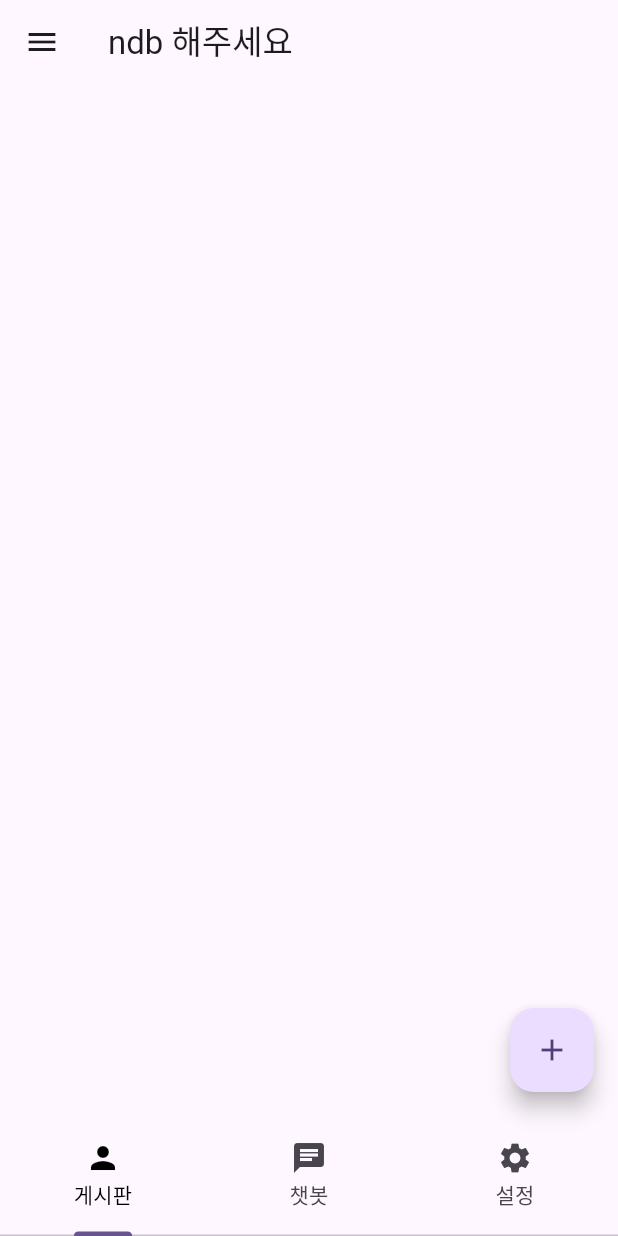
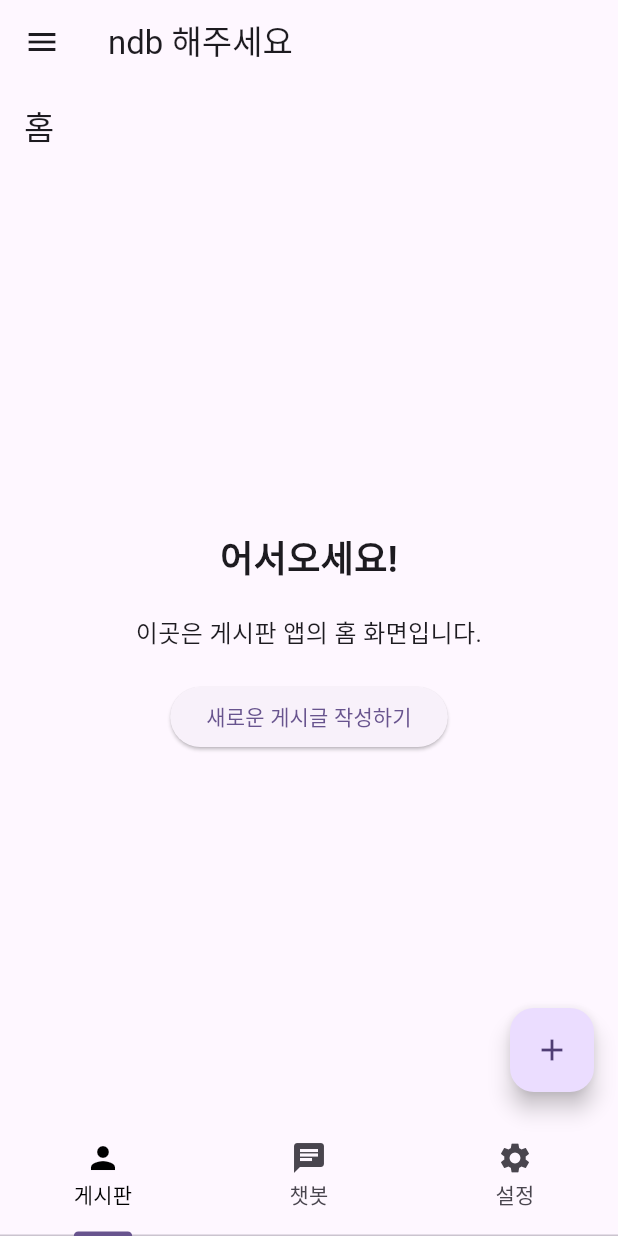
Before and after one commit to lsmlub99/ndbworkreq, a Flutter app: the NBoard screen opened directly, on a phone screen of 412 x 824 dp. Run offline on Flutter 3.47's test engine with Material 3 defaults, Android fonts, the phone set to English and light mode, and no system bars; our stand-ins replace cloud_firestore, firebase_auth, firebase_core, firebase_storage, image_picker; accounts and stored records are empty.

Commit message:
각 부서별 게시판 연동 완료

```diff
--- a/lib/board/home_page.dart
+++ b/lib/board/home_page.dart
@@ -1,99 +1,45 @@
 import 'package:flutter/material.dart';
-import 'package:cloud_firestore/cloud_firestore.dart';
-import '../models/boarddata.dart'; // boarddata.dart 파일을 import합니다.
+import 'editpage.dart'; // 새로운 게시글을 작성하기 위한 페이지를 import합니다.
 
 class HomePage extends StatelessWidget {
   const HomePage({Key? key}) : super(key: key);
 
   @override
   Widget build(BuildContext context) {
-    return StreamBuilder<QuerySnapshot>(
-      stream: BoardData.getPostsStream(), // BoardData 클래스에서 데이터를 가져옵니다.
-      builder: (context, snapshot) {
-        if (!snapshot.hasData) {
-          return const CircularProgressIndicator();
-        }
-        final posts = snapshot.data!.docs;
-        return ListView.builder(
-          itemCount: posts.length,
-          itemBuilder: (context, index) {
-            final postData = posts[index].data() as Map<String, dynamic>;
-
-            final timestamp = postData['timestamp'];
-            String timestampString = 'Unknown';
-
-            if (timestamp != null && timestamp is Timestamp) {
-              timestampString = timestamp.toDate().toString();
-            }
-
-            // 게시물에 업로드된 이미지 URL 가져오기
-            List<String> imageUrls = List<String>.from(postData['image_urls']);
-
-            return Padding(
-              padding: const EdgeInsets.all(8.0),
-              child: Card(
-                elevation: 5,
-                shape: RoundedRectangleBorder(
-                  borderRadius: BorderRadius.circular(20),
+    return Scaffold(
+      appBar: AppBar(
+        title: const Text('홈'), // 홈 화면을 나타내는 제목입니다.
       ),
+      body: Center(
         child: Column(
-                  crossAxisAlignment: CrossAxisAlignment.start,
+          mainAxisAlignment: MainAxisAlignment.center,
           children: [
-                    if (postData['image_urls'] != null)
-                      SizedBox(
-                        height: 200,
-                        child: ListView.builder(
-                          scrollDirection: Axis.horizontal,
-                          itemCount: imageUrls.length,
-                          itemBuilder: (context, i) {
-                            return Padding(
-                              padding: const EdgeInsets.all(8.0),
-                              child: Image.network(
-                                imageUrls[i], // 업로드된 이미지 URL 사용
-                                fit: BoxFit.cover,
+            const Text(
+              '어서오세요!',
+              style: TextStyle(
+                fontSize: 24,
+                fontWeight: FontWeight.bold,
               ),
+            ),
+            const SizedBox(height: 20),
+            const Text(
+              '이곳은 게시판 앱의 홈 화면입니다.',
+              textAlign: TextAlign.center,
+              style: TextStyle(fontSize: 16),
+            ),
+            const SizedBox(height: 20),
+            ElevatedButton(
+              onPressed: () {
+                Navigator.push(
+                  context,
+                  MaterialPageRoute(builder: (context) => const EditPage()),
                 );
               },
-                        ),
-                      ),
-                    Padding(
-                      padding: const EdgeInsets.all(8.0),
-                      child: Text(
-                        postData['title'],
-                        style: const TextStyle(
-                          fontWeight: FontWeight.bold,
-                          fontSize: 16,
-                        ),
-                      ),
-                    ),
-                    Padding(
-                      padding: const EdgeInsets.symmetric(horizontal: 8.0),
-                      child: Text(
-                        postData['content'],
-                        style: const TextStyle(fontSize: 14),
-                      ),
-                    ),
-                    Padding(
-                      padding: const EdgeInsets.symmetric(horizontal: 8.0),
-                      child: Text(
-                        '작성자: ${postData['author_nickname']}',
-                        style: const TextStyle(fontSize: 12),
-                      ),
-                    ),
-                    Padding(
-                      padding: const EdgeInsets.symmetric(horizontal: 8.0),
-                      child: Text(
-                        '작성일: ${timestampString}',
-                        style: const TextStyle(fontSize: 12),
-                      ),
+              child: const Text('새로운 게시글 작성하기'),
             ),
           ],
         ),
       ),
     );
-          },
-        );
-      },
-    );
   }
 }
--- a/lib/board/nboard.dart
+++ b/lib/board/nboard.dart
@@ -2,6 +2,7 @@ import 'package:flutter/material.dart';
 import 'editpage.dart';
 import 'package:flutter_try/chat/chatbot.dart';
 import '../setting/settings.dart';
+import 'departmentpostpage.dart';
 import 'home_page.dart';
 
 class NBoard extends StatefulWidget {
@@ -50,27 +51,28 @@ class _NBoardState extends State<NBoard> with SingleTickerProviderStateMixin {
                 ),
               ),
             ),
+            // 부서 목록 버튼 생성
+            for (var department in [
+              '원무과',
+              '시설팀',
+              '전산팀',
+              '영양팀',
+              '구매총무팀',
+              '심사팀',
+              '재무회계인사팀',
+              '의무기록팀',
+              '기획홍보팀'
+            ])
               ListTile(
-              title: const Text("전산"),
+                title: Text(department),
                 onTap: () {
-                // '전산' 부서의 게시글을 보여주는 화면으로 이동
+                  // 각 부서의 게시글을 보여주는 화면으로 이동
                   Navigator.push(
                     context,
                     MaterialPageRoute(
                       builder: (context) =>
-                          const DepartmentPostsPage(department: "전산")),
-                );
-              },
+                          DepartmentPostsPage(department: department),
                     ),
-            ListTile(
-              title: const Text("구매"),
-              onTap: () {
-                // '구매' 부서의 게시글을 보여주는 화면으로 이동
-                Navigator.push(
-                  context,
-                  MaterialPageRoute(
-                      builder: (context) =>
-                          const DepartmentPostsPage(department: "구매")),
                   );
                 },
               ),
@@ -118,24 +120,3 @@ class _NBoardState extends State<NBoard> with SingleTickerProviderStateMixin {
     );
   }
 }
-
-class DepartmentPostsPage extends StatelessWidget {
-  final String department;
-
-  const DepartmentPostsPage({Key? key, required this.department})
-      : super(key: key);
-
-  @override
-  Widget build(BuildContext context) {
-    // 해당 부서에 대한 게시글을 필터링하거나 가져오는 코드를 추가할 수 있습니다.
-
-    return Scaffold(
-      appBar: AppBar(
-        title: Text('$department 부서 게시글'),
-      ),
-      body: Center(
-        child: Text('이 페이지에서 $department 부서 게시글을 보여줄 수 있습니다.'),
-      ),
-    );
-  }
-}
--- a/lib/models/boarddata.dart
+++ b/lib/models/boarddata.dart
@@ -1,10 +1,11 @@
 import 'package:cloud_firestore/cloud_firestore.dart';
 
 class BoardData {
-  static Stream<QuerySnapshot> getPostsStream() {
+  static Stream<QuerySnapshot> getPostsStreamForDepartment(String department) {
     return FirebaseFirestore.instance
+        .collection('departments')
+        .doc(department)
         .collection('posts')
-        .orderBy('timestamp', descending: true)
         .snapshots();
   }
 }
```
Also changed, not shown: lib/board/departmentpostpage.dart (added, +119 -0 lines), lib/board/editpage.dart (+36 -11 lines), lib/models/editdata.dart (+7 -9 lines), 1 other file. Lines whose indentation alone changed are shown as unchanged.
